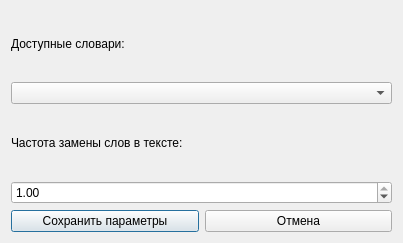
Above: diglot-weave-gui/diglot-weave-gui/dialogs/textparamsdialog.ui from kolodnikovm/diglotweave before the change. Below: the same form after it.
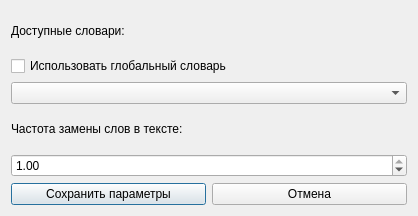
That is the form after the change.

Commit message: implemented user global dictionary functionality

What changed in the file:
```diff
--- a/diglot-weave-gui/diglot-weave-gui/dialogs/textparamsdialog.ui
+++ b/diglot-weave-gui/diglot-weave-gui/dialogs/textparamsdialog.ui
@@ -6,8 +6,8 @@
    <rect>
     <x>0</x>
     <y>0</y>
-    <width>403</width>
-    <height>243</height>
+    <width>418</width>
+    <height>216</height>
    </rect>
   </property>
   <property name="windowTitle">
@@ -25,6 +25,17 @@
      </item>
     </layout>
    </item>
+   <item>
+    <layout class="QHBoxLayout" name="horizontalLayout_6">
+     <item>
+      <widget class="QCheckBox" name="globalDictCheckBox">
+       <property name="text">
+        <string>Использовать глобальный словарь</string>
+       </property>
+      </widget>
+     </item>
+    </layout>
+   </item>
    <item>
     <layout class="QVBoxLayout" name="verticalLayout_2">
      <item>
```
The commit also changes 12 other files.
